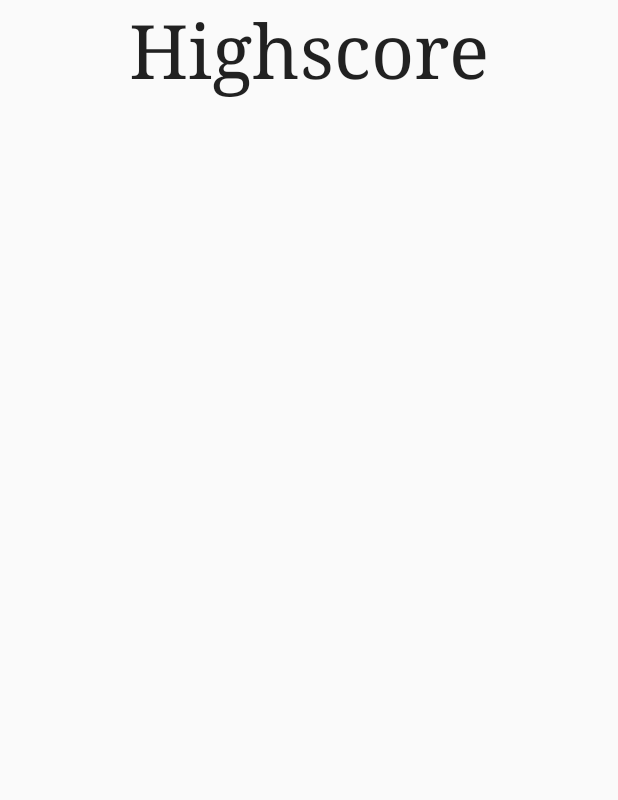
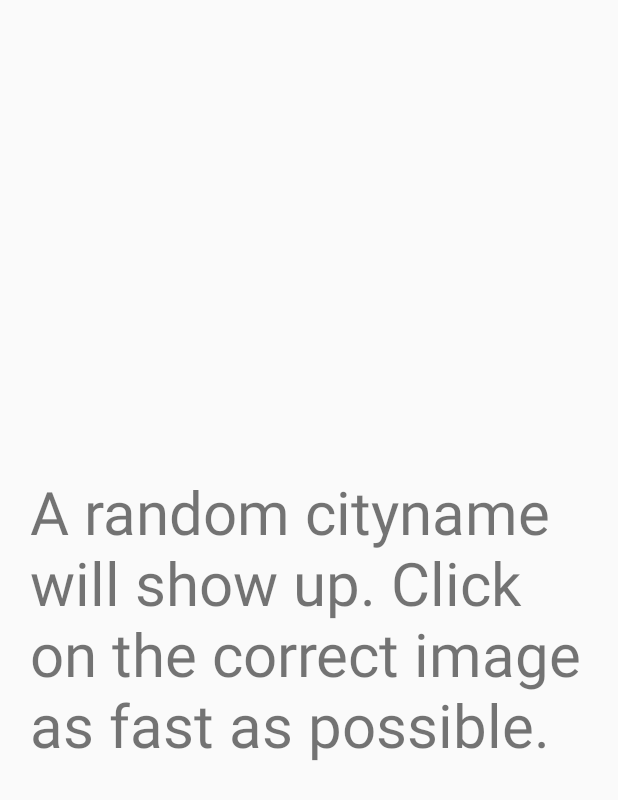
Before and after one commit to SteffeKeff/QuiZity, an Android app: the InstructionsActivity screen opened directly, with no data from a screen before it, on a phone screen of 412 x 824 dp. Shown: the top 800 px of the screen. Run offline under Robolectric (Android 15) with nearby library versions, the phone set to English and light mode, and no system bars.

Commit message:
hur fan gör man är tillagt

```diff
--- a/app/src/main/AndroidManifest.xml
+++ b/app/src/main/AndroidManifest.xml
@@ -10,7 +10,7 @@
         android:theme="@style/Theme.AppCompat.Light.NoActionBar">
 
         <activity
-            android:name=".MenuActivity"
+            android:name=".menu.MenuActivity"
             android:label="@string/app_name"
             android:screenOrientation="portrait">
             <intent-filter>
@@ -21,12 +21,16 @@
         </activity>
 
         <activity
-            android:name=".GameActivity"
+            android:name=".game.GameActivity"
             android:screenOrientation="portrait"
             android:noHistory="true"></activity>
 
         <activity
-            android:name=".HighscoreActivity"
+            android:name=".highscore.HighscoreActivity"
+            android:screenOrientation="portrait"></activity>
+
+        <activity
+            android:name=".instructions.InstructionsActivity"
             android:screenOrientation="portrait"></activity>
 
 
--- a/app/src/main/java/se/keff/android/quizity/DownloadURLTask.java
+++ b/app/src/main/java/se/keff/android/quizity/game/DownloadURLTask.java
@@ -1,4 +1,4 @@
-package se.keff.android.quizity;
+package se.keff.android.quizity.game;
 
 import android.os.AsyncTask;
 import android.util.Log;
--- a/app/src/main/java/se/keff/android/quizity/Game.java
+++ b/app/src/main/java/se/keff/android/quizity/game/Game.java
@@ -1,4 +1,4 @@
-package se.keff.android.quizity;
+package se.keff.android.quizity.game;
 
 import android.content.Intent;
 import android.view.View;
@@ -8,6 +8,9 @@ import android.widget.TextView;
 import java.util.ArrayList;
 import java.util.Arrays;
 import java.util.concurrent.ExecutionException;
+
+import se.keff.android.quizity.highscore.HighscoreActivity;
+import se.keff.android.quizity.R;
 
 public final class Game
 {
--- a/app/src/main/java/se/keff/android/quizity/GameActivity.java
+++ b/app/src/main/java/se/keff/android/quizity/game/GameActivity.java
@@ -1,4 +1,4 @@
-package se.keff.android.quizity;
+package se.keff.android.quizity.game;
 
 import android.content.Context;
 import android.os.Bundle;
@@ -8,6 +8,8 @@ import android.view.View;
 import android.view.inputmethod.InputMethodManager;
 import android.widget.EditText;
 import android.widget.Toast;
+
+import se.keff.android.quizity.R;
 
 public final class GameActivity extends ActionBarActivity
 {
--- a/app/src/main/java/se/keff/android/quizity/GameplayFragment.java
+++ b/app/src/main/java/se/keff/android/quizity/game/GameplayFragment.java
@@ -1,4 +1,4 @@
-package se.keff.android.quizity;
+package se.keff.android.quizity.game;
 
 import android.app.Fragment;
 import android.os.Bundle;
@@ -8,6 +8,8 @@ import android.view.View;
 import android.view.ViewGroup;
 import android.widget.Chronometer;
 import android.widget.ImageButton;
+
+import se.keff.android.quizity.R;
 
 public final class GameplayFragment extends Fragment {
 
--- a/app/src/main/java/se/keff/android/quizity/HighscoreFragment.java
+++ b/app/src/main/java/se/keff/android/quizity/highscore/HighscoreFragment.java
@@ -1,4 +1,4 @@
-package se.keff.android.quizity;
+package se.keff.android.quizity.highscore;
 
 import android.content.Context;
 import android.content.SharedPreferences;
@@ -16,6 +16,10 @@ import java.util.HashMap;
 import java.util.Map;
 import java.util.TreeMap;
 
+import se.keff.android.quizity.R;
+import se.keff.android.quizity.game.Game;
+import se.keff.android.quizity.game.GameActivity;
+
 public final class HighscoreFragment extends Fragment {
 
     private ListView highscoreListView;
@@ -28,7 +32,7 @@ public final class HighscoreFragment extends Fragment {
     @Override
     public View onCreateView(LayoutInflater inflater, ViewGroup container,
                              Bundle savedInstanceState) {
-        View rootView = inflater.inflate(R.layout.highscore_layout, container, false);
+        View rootView = inflater.inflate(R.layout.fragment_highscore, container, false);
 
         if (!GameActivity.playerName.isEmpty()) {
 
@@ -56,7 +60,7 @@ public final class HighscoreFragment extends Fragment {
         fetchedDataSortedInTreeMap.putAll(fetchedDataToHashMap);
 
         for (Map.Entry<String, Integer> entry : fetchedDataSortedInTreeMap.entrySet()) {
-            highscore.add(getResources().getString(R.string.hs_name) + entry.getKey() + getResources().getString(R.string.hs_score) + entry.getValue().toString());
+            highscore.add(getResources().getString(R.string.hs_name) + " " + entry.getKey() + getResources().getString(R.string.hs_score) + " " + entry.getValue().toString());
         }
 
         populateListView(rootView);
--- a/app/src/main/java/se/keff/android/quizity/HighscoreActivity.java
+++ b/app/src/main/java/se/keff/android/quizity/instructions/InstructionsActivity.java
@@ -1,9 +1,14 @@
-package se.keff.android.quizity;
+package se.keff.android.quizity.instructions;
 
 import android.os.Bundle;
 import android.support.v7.app.ActionBarActivity;
 
-public final class HighscoreActivity extends ActionBarActivity {
+import se.keff.android.quizity.R;
+
+/**
+ * Created by Steffe on 15-03-30.
+ */
+public class InstructionsActivity extends ActionBarActivity{
 
     @Override
     protected void onCreate(Bundle savedInstanceState) {
@@ -11,8 +16,8 @@ public final class HighscoreActivity extends ActionBarActivity {
         setContentView(R.layout.main_layout);
 
         if (savedInstanceState == null) {
-            getSupportFragmentManager().beginTransaction()
-                    .add(R.id.container, new HighscoreFragment())
+            getFragmentManager().beginTransaction()
+                    .add(R.id.container, new InstructionsFragment())
                     .commit();
         }
     }
--- a/app/src/main/java/se/keff/android/quizity/EnterNameFragment.java
+++ b/app/src/main/java/se/keff/android/quizity/instructions/InstructionsFragment.java
@@ -1,24 +1,22 @@
-package se.keff.android.quizity;
+package se.keff.android.quizity.instructions;
 
-import android.app.DialogFragment;
+import android.app.Fragment;
 import android.os.Bundle;
 import android.view.LayoutInflater;
 import android.view.View;
 import android.view.ViewGroup;
 
+import se.keff.android.quizity.R;
 
-public final class EnterNameFragment extends DialogFragment {
-
-    View rootView;
-
-    public EnterNameFragment(){
-    }
+/**
+ * Created by Steffe on 15-03-30.
+ */
+public final class InstructionsFragment extends Fragment {
 
     @Override
     public View onCreateView(LayoutInflater inflater, ViewGroup container,
                              Bundle savedInstanceState) {
-        rootView = inflater.inflate(R.layout.fragment_enter_name, container, false);
-
+        View rootView = inflater.inflate(R.layout.fragment_instructions, container, false);
         return rootView;
     }
 }
--- a/app/src/main/java/se/keff/android/quizity/MenuActivity.java
+++ b/app/src/main/java/se/keff/android/quizity/menu/MenuActivity.java
@@ -1,9 +1,14 @@
-package se.keff.android.quizity;
+package se.keff.android.quizity.menu;
 
 import android.content.Intent;
 import android.os.Bundle;
 import android.support.v7.app.ActionBarActivity;
 import android.view.View;
+
+import se.keff.android.quizity.highscore.HighscoreActivity;
+import se.keff.android.quizity.R;
+import se.keff.android.quizity.game.GameActivity;
+import se.keff.android.quizity.instructions.InstructionsActivity;
 
 public final class MenuActivity extends ActionBarActivity {
 
@@ -30,4 +35,10 @@ public final class MenuActivity extends ActionBarActivity {
         Intent intent = new Intent(this, HighscoreActivity.class);
         startActivity(intent);
     }
+
+    public void showInstructions(View view)
+    {
+        Intent intent = new Intent(this, InstructionsActivity.class);
+        startActivity(intent);
+    }
 }
--- a/app/src/main/java/se/keff/android/quizity/MenuFragment.java
+++ b/app/src/main/java/se/keff/android/quizity/menu/MenuFragment.java
@@ -1,10 +1,12 @@
-package se.keff.android.quizity;
+package se.keff.android.quizity.menu;
 
 import android.os.Bundle;
 import android.support.v4.app.Fragment;
 import android.view.LayoutInflater;
 import android.view.View;
 import android.view.ViewGroup;
+
+import se.keff.android.quizity.R;
 
 public final class MenuFragment extends Fragment {
 
--- /dev/null
+++ b/app/src/main/res/layout/fragment_instructions.xml
@@ -0,0 +1,19 @@
+<?xml version="1.0" encoding="utf-8"?>
+<RelativeLayout xmlns:android="http://schemas.android.com/apk/res/android"
+    android:layout_width="match_parent"
+    android:layout_height="match_parent"
+    android:orientation="vertical">
+
+    <TextView
+        android:id="@+id/textView2"
+        android:layout_width="wrap_content"
+        android:layout_height="wrap_content"
+        android:layout_gravity="center_horizontal"
+        android:text="@string/instructions"
+        android:textSize="40dp"
+        android:padding="20dp"
+        android:layout_centerVertical="true"
+        android:layout_alignParentLeft="true"
+        android:layout_alignParentStart="true" />
+
+</RelativeLayout>
--- a/app/src/main/res/values/strings.xml
+++ b/app/src/main/res/values/strings.xml
@@ -4,7 +4,7 @@
 
     <string name="play">Play game</string>
     <string name="highscore">Highscore</string>
-    <string name="howTo">How to</string>
+    <string name="howTo">Instructions</string>
 
     <string name="enterName">name</string>
     <!--<string name="start">Start</string>-->
@@ -18,5 +18,6 @@
     <string name="total_time">Total time: 0</string>
     <string name="hs_name">Name: </string>
     <string name="hs_score">, score: </string>
+    <string name="instructions">A random cityname will show up. Click on the correct image as fast as possible.</string>
 
 </resources>
```
Also changed, not shown: app/src/main/java/se/keff/android/quizity/game/EnterNameFragment.java (added, +26 -0 lines), app/src/main/java/se/keff/android/quizity/highscore/HighscoreActivity.java (added, +21 -0 lines), app/src/main/res/layout/fragment_menu.xml (+4 -3 lines), app/src/main/res/layout/fragment_highscore.xml (renamed from app/src/main/res/layout/highscore_layout.xml), 1 other file.
